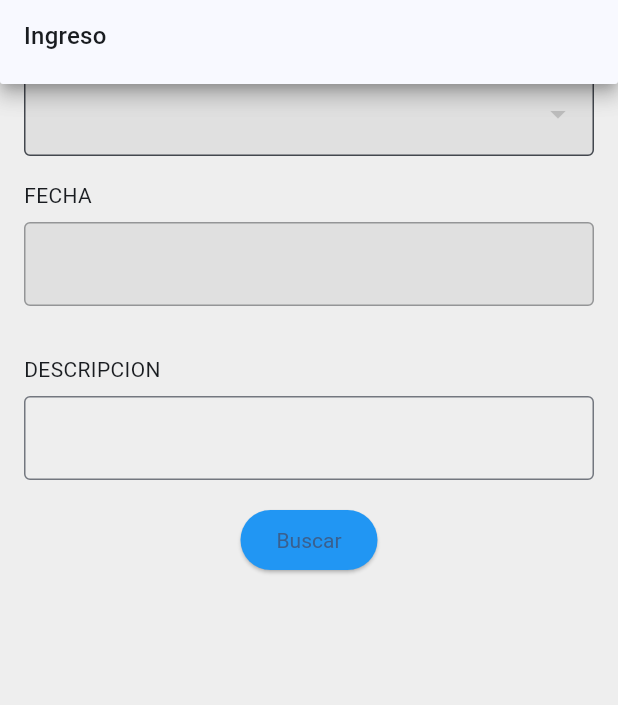
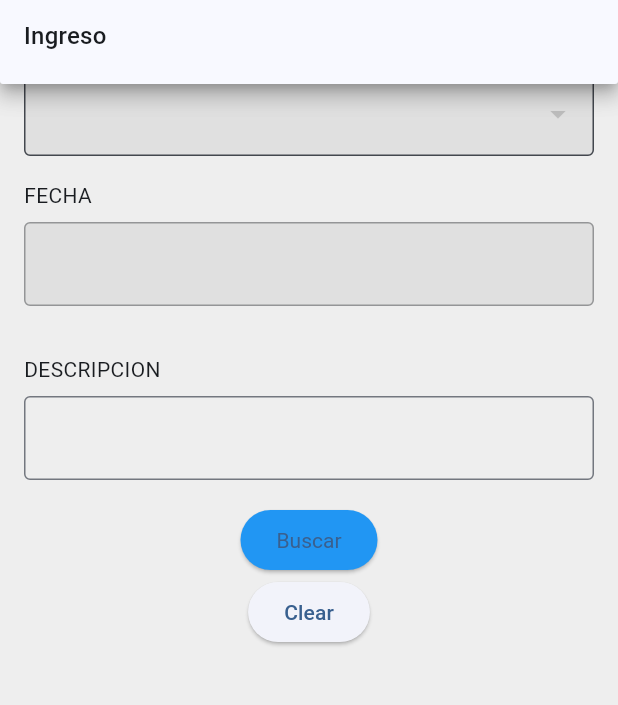
Before and after one commit to Jomerstein/Gastapp, a Flutter app: the ConsultasScreen screen opened by its route, after a tap on the "arrow drop down" icon, on a phone screen of 412 x 824 dp, the part 228-933 px from its top. Run offline on Flutter 3.47's test engine with Material 3 defaults, Android fonts, the phone set to English and light mode, and no system bars; our stand-ins replace cloud_firestore, firebase_core, flutter_riverpod, go_router; accounts and stored records are empty; project files that could hold a hidden picture were left out.

Commit message:
Id, borrado y selección con parámetro

```diff
--- a/lib/core/models/gasto.dart
+++ b/lib/core/models/gasto.dart
@@ -1,12 +1,12 @@
-import 'package:cloud_firestore/cloud_firestore.dart';
+
 import 'package:gastapp/core/models/transaccion.dart';
 
 class Gasto extends Transaccion {
-  Gasto({required super.descripcion, required super.tipoDeMoneda, required super.monto, required super.categoria, required super.id});
+  Gasto({required super.descripcion, required super.tipoDeMoneda, required super.monto, required super.categoria, super.id});
 
    factory Gasto.fromMap(Map<String, dynamic> data) {
     return Gasto(
-      id: data['id'] ?? '',
+      id: data['id'],
       descripcion: data['descripcion'] ?? '', // Si estás almacenando el ID en el documento
       tipoDeMoneda: data['tipoDeMoneda'] ?? '',
       monto: data['monto'] ?? '',
@@ -14,4 +14,6 @@ class Gasto extends Transaccion {
 
     );
   }
+
+
 }
--- a/lib/core/models/ingreso.dart
+++ b/lib/core/models/ingreso.dart
@@ -1,17 +1,18 @@
-import 'package:cloud_firestore/cloud_firestore.dart';
+
 import 'package:gastapp/core/models/transaccion.dart';
 
 class Ingreso extends Transaccion {
-  Ingreso({required super.descripcion, required super.tipoDeMoneda, required super.monto, required super.categoria, required super.id,});
+  Ingreso({required super.descripcion, required super.tipoDeMoneda, required super.monto, required super.categoria, super.id,});
 
-     factory Ingreso.fromMap(Map<String, dynamic> data) {
+    factory Ingreso.fromMap(Map<String, dynamic> data) {
     return Ingreso(
-      id: data['id'] ?? '',
+      id: data['id'], // El ID puede venir del mapa
       descripcion: data['descripcion'] ?? '',
       tipoDeMoneda: data['tipoDeMoneda'] ?? '',
-      monto: data['monto'] ?? '',
+      monto: (data['monto'] ?? 0).toDouble(), // Asegura que sea double
       categoria: data['categoria'] ?? '',
-
     );
   }
+
+
 }
--- a/lib/core/models/transaccion.dart
+++ b/lib/core/models/transaccion.dart
@@ -1,40 +1,38 @@
-import 'package:cloud_firestore/cloud_firestore.dart';
 
-class  Transaccion {
-final String id;
+
+import 'package:uuid/uuid.dart';
+
+class Transaccion {
+  final String id; // Cambié el tipo a String no nulo
   final String descripcion;
   final String tipoDeMoneda;
   final double monto;
   final String categoria;
 
-
   Transaccion({
-    this.id = "1",
-
+    String? id, // ID opcional en el constructor
     required this.descripcion,
     required this.tipoDeMoneda,
     required this.monto,
-    required this.categoria
-
-  });
+    required this.categoria,
+  }) : id = id ?? Uuid().v4();
   Map<String, dynamic> toMap() {
     return {
+      'id': id,
       'descripcion': descripcion,
-      'tipoDeMoneda' : tipoDeMoneda,
+      'tipoDeMoneda': tipoDeMoneda,
       'monto': monto,
       'categoria': categoria,
-
     };
   }
+
   factory Transaccion.fromMap(Map<String, dynamic> data) {
     return Transaccion(
-      id: data['id'] ?? '',
-      descripcion: data['descripcion'] ?? '', // Si estás almacenando el ID en el documento
+      id: data['id'] ?? const Uuid().v4(), // Asegura que siempre haya un ID
+      descripcion: data['descripcion'] ?? '',
       tipoDeMoneda: data['tipoDeMoneda'] ?? '',
-      monto: data['monto'] ?? '',
+      monto: (data['monto'] ?? 0).toDouble(), // Asegura que sea double
       categoria: data['categoria'] ?? '',
-
     );
   }
-
 }
--- a/lib/presentations/screens/consultas_screen.dart
+++ b/lib/presentations/screens/consultas_screen.dart
@@ -4,7 +4,7 @@ import 'package:gastapp/core/models/categoria.dart';
 import 'package:gastapp/presentations/providers/consultas_providers.dart';
 import 'package:gastapp/presentations/providers/gastos_ingresos_provider.dart';
 import 'package:go_router/go_router.dart';
-import 'package:intl/intl.dart';
+
 
 
 class ConsultasScreen extends ConsumerWidget {
@@ -13,14 +13,10 @@ class ConsultasScreen extends ConsumerWidget {
 
   @override
   Widget build(BuildContext context, WidgetRef ref) {
-   final TextEditingController descripcionController = TextEditingController();
+    final TextEditingController descripcionController = TextEditingController();
     final tipoSeleccionado = ref.watch(tipoSeleccionadoProvider);
     final categoriaSeleccionada = ref.watch(categoriaSeleccionadaConsultaProvider);
-    final anoSeleccionado = ref.watch(anoSeleccionadoProvider);
-
-
     final categorias = ref.watch(getCategoriasProvider);
-
 
      InputDecoration _inputDecoration(bool enabled) {
       return InputDecoration(
@@ -30,10 +26,10 @@ class ConsultasScreen extends ConsumerWidget {
       );
     }
 
-       return Scaffold(
+      return Scaffold(
       backgroundColor: Colors.grey[200],
       appBar: AppBar(
-        title: Text('Listado', style: TextStyle(fontWeight: FontWeight.bold)),
+        title: const Text('Listado', style: TextStyle(fontWeight: FontWeight.bold)),
         centerTitle: true,
       ),
       body: Padding(
@@ -111,7 +107,7 @@ class ConsultasScreen extends ConsumerWidget {
             const SizedBox(height: 8),
             TextField(
               controller: descripcionController,
-              decoration: InputDecoration(
+              decoration: const InputDecoration(
                 border: OutlineInputBorder(),
               ),
             ),
@@ -125,13 +121,22 @@ class ConsultasScreen extends ConsumerWidget {
                   });
 
                 },
-                child: const Text('Buscar'),
+
                 style: ElevatedButton.styleFrom(
                   backgroundColor: Colors.blue,
                   textStyle: const TextStyle(color: Colors.white),
+
                 ),
+                child: const Text('Buscar'),
               ),
             ),
+            Align(
+              child: ElevatedButton(onPressed: ()=>{
+                  ref.watch(tipoSeleccionadoProvider.notifier).state = null,
+                  ref.watch(categoriaSeleccionadaConsultaProvider.notifier).state = null
+
+              },
+              child: const Text('Clear')), ),
 
           ],
         ),
--- a/lib/presentations/screens/gastos_ingresos_screen.dart
+++ b/lib/presentations/screens/gastos_ingresos_screen.dart
@@ -234,7 +234,7 @@ void _showFormularioDialog(BuildContext context, WidgetRef ref) {
 
 class _BotonTransaccion extends ConsumerWidget {
 
-  const _BotonTransaccion({super.key});
+  const _BotonTransaccion();
 
   @override
   Widget build(BuildContext context, WidgetRef ref) {
@@ -250,7 +250,7 @@ class _BotonTransaccion extends ConsumerWidget {
                       descripcion: descripcion,
                       tipoDeMoneda: tipoDeMoneda,
                       monto: monto,
-                      categoria: categoria, id: ''
+                      categoria: categoria
                     );
                     ref.read(agregarTransaccionProvider(gasto));
                   }else{
@@ -258,7 +258,7 @@ class _BotonTransaccion extends ConsumerWidget {
                       descripcion: descripcion,
                       tipoDeMoneda: tipoDeMoneda,
                       monto: monto,
-                      categoria: categoria, id: '',
+                      categoria: categoria,
 
                     );
                     ref.read(agregarTransaccionProvider(ingreso));
```
Also changed, not shown: lib/core/repositories/repository.dart (+67 -15 lines), lib/presentations/providers/consultas_providers.dart (+12 -1 lines), lib/presentations/screens/listado_screen.dart (+44 -18 lines). Lines whose indentation alone changed are shown as unchanged.
